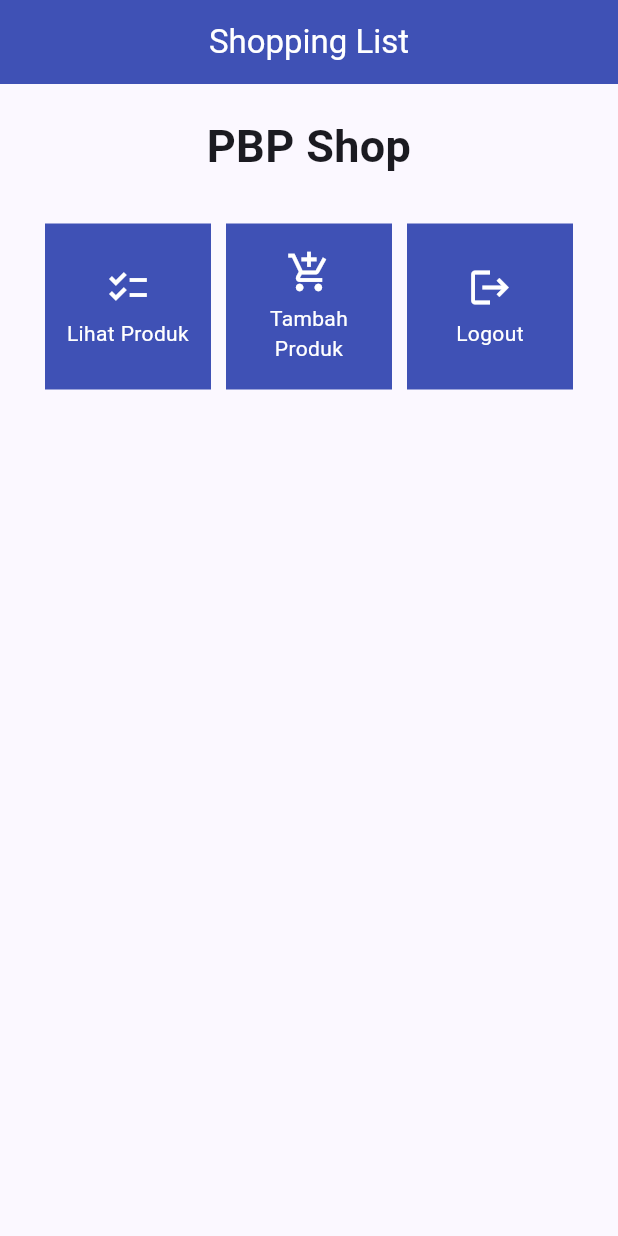
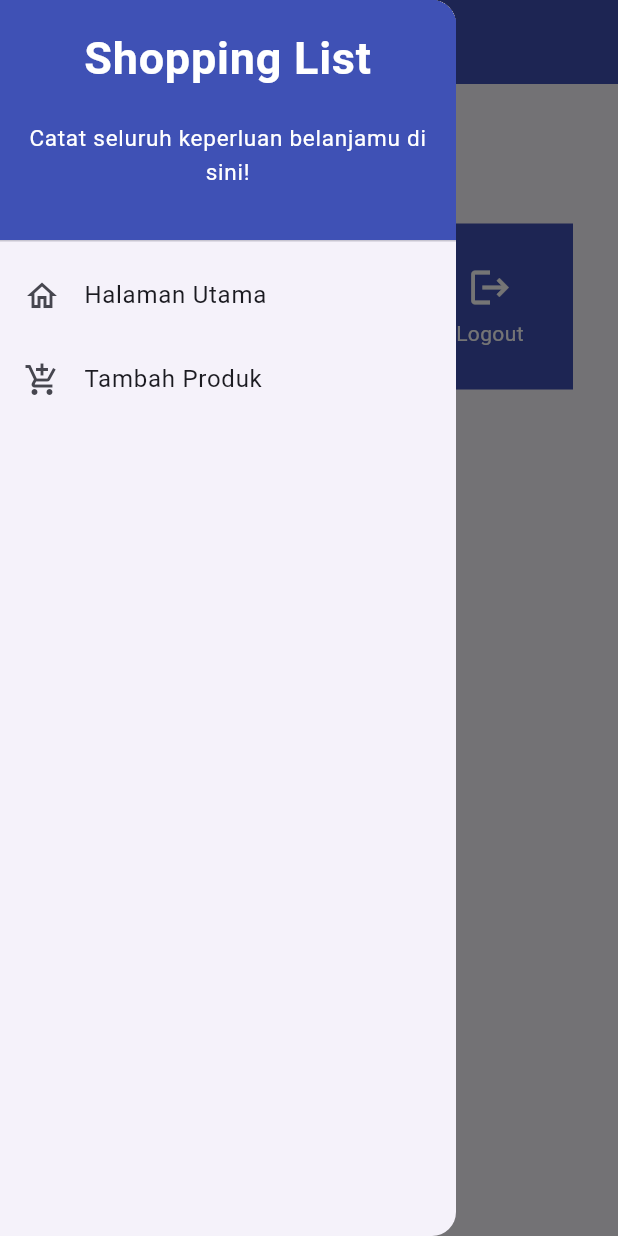
Before and after one commit to hanan-collab/shopping-list-mobile, a Flutter app: the screen it shows after launch, with the side drawer open (before the commit the screen has no drawer), on a phone screen of 412 x 824 dp. Run offline on Flutter 3.47's test engine with Material 2 defaults, Android fonts, the phone set to English and light mode, and no system bars.

Commit message:
Tutorial 7

```diff
--- a/lib/main.dart
+++ b/lib/main.dart
@@ -1,5 +1,5 @@
 import 'package:flutter/material.dart';
-import 'package:shopping_list/menu.dart';
+import 'package:shopping_list/screens/menu.dart';
 
 void main() {
   runApp(const MyApp());
--- a/lib/menu.dart
+++ b/lib/screens/menu.dart
@@ -1,4 +1,7 @@
 import 'package:flutter/material.dart';
+import 'package:shopping_list/widgets/shop_card.dart';
+// Impor drawer widget
+import 'package:shopping_list/widgets/left_drawer.dart';
 
 class MyHomePage extends StatelessWidget {
   MyHomePage({Key? key}) : super(key: key);
@@ -20,7 +23,10 @@ class MyHomePage extends StatelessWidget {
           ),
         ),
         backgroundColor: Colors.indigo,
+        foregroundColor: Colors.white,
       ),
+      // Masukkan drawer sebagai parameter nilai drawer dari widget Scaffold
+      drawer: const LeftDrawer(),
       body: SingleChildScrollView(
         // Widget wrapper yang dapat discroll
         child: Padding(
@@ -61,54 +67,3 @@ class MyHomePage extends StatelessWidget {
     );
   }
 }
-
-class ShopItem {
-  final String name;
-  final IconData icon;
-  ShopItem(this.name, this.icon);
-}
-
-class ShopCard extends StatelessWidget {
-  final ShopItem item;
-
-  const ShopCard(this.item, {super.key}); // Constructor
-
-  @override
-  Widget build(BuildContext context) {
-    return Material(
-      color: Colors.indigo,
-      child: InkWell(
-        // Area responsive terhadap sentuhan
-        onTap: () {
-          // Memunculkan SnackBar ketika diklik
-          ScaffoldMessenger.of(context)
-            ..hideCurrentSnackBar()
-            ..showSnackBar(SnackBar(
-                content: Text("Kamu telah menekan tombol ${item.name}!")));
-        },
-        child: Container(
-          // Container untuk menyimpan Icon dan Text
-          padding: const EdgeInsets.all(8),
-          child: Center(
-            child: Column(
-              mainAxisAlignment: MainAxisAlignment.center,
-              children: [
-                Icon(
-                  item.icon,
-                  color: Colors.white,
-                  size: 30.0,
-                ),
-                const Padding(padding: EdgeInsets.all(3)),
-                Text(
-                  item.name,
-                  textAlign: TextAlign.center,
-                  style: const TextStyle(color: Colors.white),
-                ),
-              ],
-            ),
-          ),
-        ),
-      ),
-    );
-  }
-}
--- /dev/null
+++ b/lib/widgets/left_drawer.dart
@@ -0,0 +1,68 @@
+import 'package:flutter/material.dart';
+import 'package:shopping_list/screens/menu.dart';
+import 'package:shopping_list/screens/shoplist_form.dart';
+
+class LeftDrawer extends StatelessWidget {
+  const LeftDrawer({super.key});
+
+  @override
+  Widget build(BuildContext context) {
+    return Drawer(
+      child: ListView(
+        children: [
+          const DrawerHeader(
+            decoration: BoxDecoration(
+              color: Colors.indigo,
+            ),
+            child: Column(
+              children: [
+                Text(
+                  'Shopping List',
+                  textAlign: TextAlign.center,
+                  style: TextStyle(
+                    fontSize: 30,
+                    fontWeight: FontWeight.bold,
+                    color: Colors.white,
+                  ),
+                ),
+                Padding(padding: EdgeInsets.all(10)),
+                Text(
+                  "Catat seluruh keperluan belanjamu di sini!",
+                  textAlign: TextAlign.center,
+                  style: TextStyle(
+                    fontSize: 15,
+                    fontWeight: FontWeight.normal,
+                    color: Colors.white,
+                  ),
+                ),
+              ],
+            ),
+          ),
+          ListTile(
+            leading: const Icon(Icons.home_outlined),
+            title: const Text('Halaman Utama'),
+            // Bagian redirection ke MyHomePage
+            onTap: () {
+              Navigator.pushReplacement(
+                  context,
+                  MaterialPageRoute(
+                    builder: (context) => MyHomePage(),
+                  ));
+            },
+          ),
+          ListTile(
+            leading: const Icon(Icons.add_shopping_cart),
+            title: const Text('Tambah Produk'),
+            // Bagian redirection ke ShopFormPage
+            onTap: () {
+              Navigator.push(
+                  context,
+                  MaterialPageRoute(
+                      builder: (context) => const ShopFormPage()));
+            },
+          ),
+        ],
+      ),
+    );
+  }
+}
--- /dev/null
+++ b/lib/widgets/shop_card.dart
@@ -0,0 +1,58 @@
+import 'package:flutter/material.dart';
+import 'package:shopping_list/screens/shoplist_form.dart';
+
+class ShopItem {
+  final String name;
+  final IconData icon;
+  ShopItem(this.name, this.icon);
+}
+
+class ShopCard extends StatelessWidget {
+  final ShopItem item;
+
+  const ShopCard(this.item, {super.key}); // Constructor
+
+  @override
+  Widget build(BuildContext context) {
+    return Material(
+      color: Colors.indigo,
+      child: InkWell(
+        // Area responsive terhadap sentuhan
+        onTap: () {
+          // Memunculkan SnackBar ketika diklik
+          ScaffoldMessenger.of(context)
+            ..hideCurrentSnackBar()
+            ..showSnackBar(SnackBar(
+                content: Text("Kamu telah menekan tombol ${item.name}!")));
+          // Navigate ke route yang sesuai (tergantung jenis tombol)
+          if (item.name == "Tambah Produk") {
+            Navigator.push(context,
+                MaterialPageRoute(builder: (context) => const ShopFormPage()));
+          }
+        },
+        child: Container(
+          // Container untuk menyimpan Icon dan Text
+          padding: const EdgeInsets.all(8),
+          child: Center(
+            child: Column(
+              mainAxisAlignment: MainAxisAlignment.center,
+              children: [
+                Icon(
+                  item.icon,
+                  color: Colors.white,
+                  size: 30.0,
+                ),
+                const Padding(padding: EdgeInsets.all(3)),
+                Text(
+                  item.name,
+                  textAlign: TextAlign.center,
+                  style: const TextStyle(color: Colors.white),
+                ),
+              ],
+            ),
+          ),
+        ),
+      ),
+    );
+  }
+}
```
Also changed, not shown: lib/screens/shoplist_form.dart (added, +159 -0 lines).
